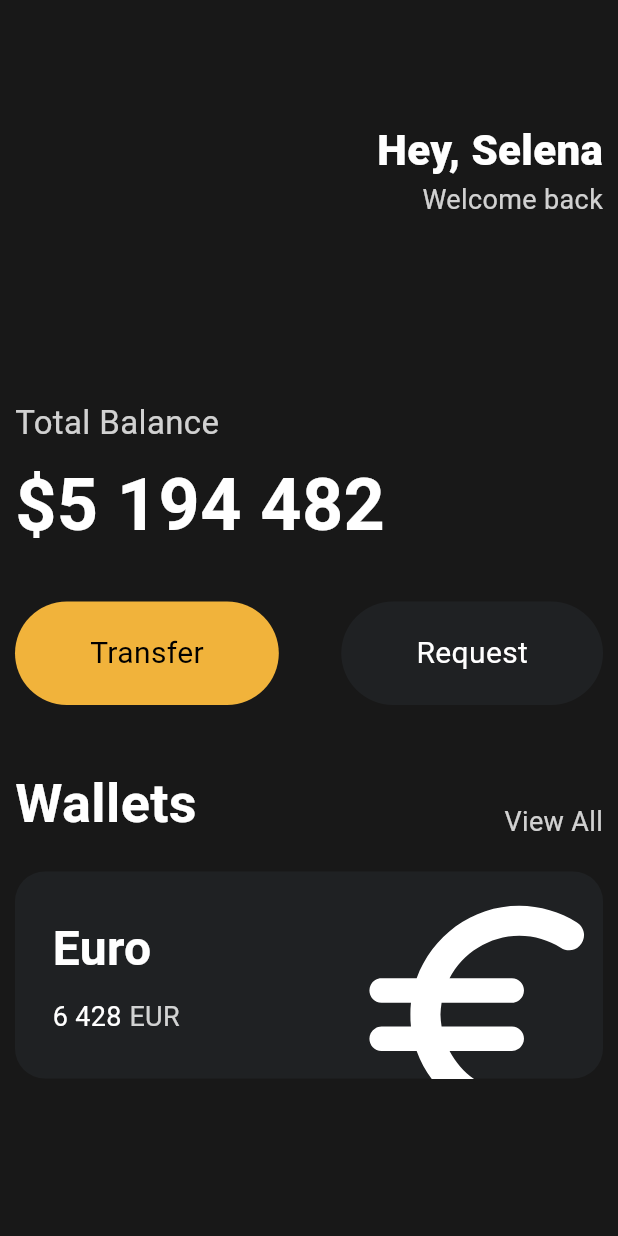
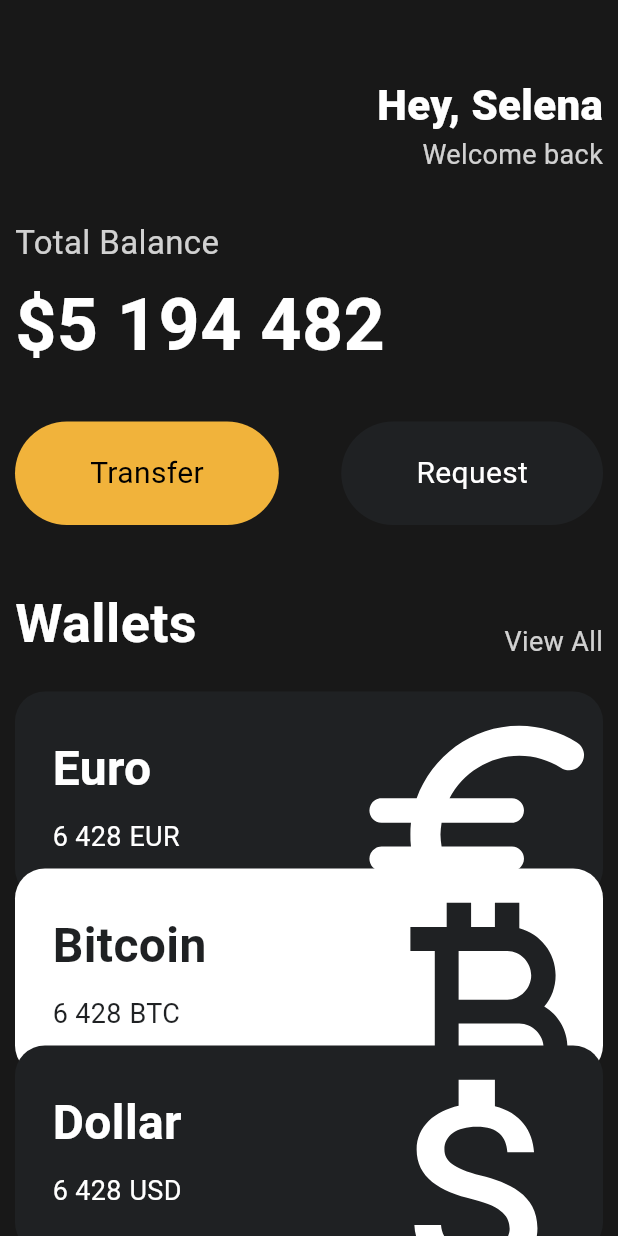
Before and after one commit to janghos/flutter_webtoon, a Flutter app: the screen it shows after launch, on a phone screen of 412 x 824 dp. Run offline on Flutter 3.47's test engine with Material 3 defaults, Android fonts, the phone set to English and light mode, and no system bars; missing offline and left inert: dart:ffi.

Commit message:
[feat] add currency_card custom weight

```diff
--- a/lib/main.dart
+++ b/lib/main.dart
@@ -1,5 +1,6 @@
 import 'package:flutter/material.dart';
 import 'package:toonflix/widget/button.dart';
+import 'package:toonflix/widget/currency_card.dart';
 
 const taxAmount = 15;
 const priceAmount = 30;
@@ -26,12 +27,13 @@ class App extends StatelessWidget {
     return MaterialApp(
       home: Scaffold(
         backgroundColor: const Color(0xFF181818),
-      body: Padding(
+        body: SingleChildScrollView(
+            child: Padding(
                 padding: const EdgeInsets.symmetric(horizontal: 10),
                 child: Column(
                     crossAxisAlignment: CrossAxisAlignment.start,
                     children: [
-              const SizedBox(height: 80),
+                      const SizedBox(height: 50),
                       Row(
                         mainAxisAlignment: MainAxisAlignment.end,
                         children: [
@@ -54,7 +56,7 @@ class App extends StatelessWidget {
                         ],
                       ),
                       const SizedBox(
-                height: 120,
+                        height: 30,
                       ),
                       Text(
                         'Total Balance',
@@ -106,77 +108,35 @@ class App extends StatelessWidget {
                           Text(
                             'View All',
                             style: TextStyle(
-                        color: Colors.white.withOpacity(0.8), fontSize: 18),
+                                color: Colors.white.withOpacity(0.8),
+                                fontSize: 18),
                           ),
                         ],
                       ),
                       const SizedBox(height: 20),
-              Container(
-                  clipBehavior: Clip.hardEdge,
-                  decoration: BoxDecoration(
-                    color: const Color(0xFF1F2123),
-                    borderRadius: BorderRadius.circular(20),
+                      const CurrencyCard(
+                          yOffset: 0,
+                          isInverted: true,
+                          name: "Euro",
+                          code: "EUR",
+                          amount: "6 428",
+                          icon: Icons.euro_rounded),
+                      const CurrencyCard(
+                          yOffset: -20,
+                          isInverted: false,
+                          name: "Bitcoin",
+                          code: "BTC",
+                          amount: "6 428",
+                          icon: Icons.currency_bitcoin),
+                      const CurrencyCard(
+                          yOffset: -40,
+                          isInverted: true,
+                          name: "Dollar",
+                          code: "USD",
+                          amount: "6 428",
+                          icon: Icons.attach_money),
+                    ]))),
       ),
-                  child: Padding(
-                    padding: const EdgeInsets.all(25),
-                    child: Row(
-                      mainAxisAlignment: MainAxisAlignment.spaceBetween,
-                      children: [
-                        Column(
-                          crossAxisAlignment: CrossAxisAlignment.start,
-                          children: [
-                            const Text(
-                              'Euro',
-                              style: TextStyle(
-                                color: Colors.white,
-                                fontSize: 32,
-                                fontWeight: FontWeight.w600,
-                              ),
-                            ),
-                            const SizedBox(
-                              height: 10,
-                            ),
-                            Row(
-                              children: [
-                                const Text(
-                                  '6 428',
-                                  style: TextStyle(
-                                    color: Colors.white,
-                                    fontSize: 18,
-                                  ),
-                                ),
-                                const SizedBox(
-                                  width: 5,
-                                ),
-                                Text(
-                                  'EUR',
-                                  style: TextStyle(
-                                    color: Colors.white.withOpacity(
-                                      0.8,
-                                    ),
-                                    fontSize: 18,
-                                  ),
-                                ),
-                              ],
-                            )
-                          ],
-                        ),
-                        Transform.scale(
-                          scale: 2.2,
-                          child: Transform.translate(
-                            offset: const Offset(-5, 12),
-                            child: const Icon(
-                              Icons.euro_rounded,
-                              color: Colors.white,
-                              size: 88,
-                            ),
-                          ),
-                        )
-                      ],
-                    ),
-                  ))
-            ],
-          )),
-    ));
+    );
   }
 }
--- /dev/null
+++ b/lib/widget/currency_card.dart
@@ -0,0 +1,90 @@
+import 'dart:ffi';
+
+import 'package:flutter/material.dart';
+
+class CurrencyCard extends StatelessWidget {
+  final String name, code, amount;
+  final IconData icon;
+  final double yOffset;
+  final bool isInverted;
+
+  final blackColor = const Color(0xFF1F2123);
+  final whiteColor = Colors.white;
+  const CurrencyCard(
+      {super.key,
+      required this.yOffset,
+      required this.name,
+      required this.code,
+      required this.amount,
+      required this.isInverted,
+      required this.icon});
+
+  @override
+  Widget build(BuildContext context) {
+    return Transform.translate(
+      offset: Offset(0, yOffset),
+      child: Container(
+          clipBehavior: Clip.hardEdge,
+          decoration: BoxDecoration(
+            color: isInverted ? blackColor : whiteColor,
+            borderRadius: BorderRadius.circular(20),
+          ),
+          child: Padding(
+            padding: const EdgeInsets.all(25),
+            child: Row(
+              mainAxisAlignment: MainAxisAlignment.spaceBetween,
+              children: [
+                Column(
+                  crossAxisAlignment: CrossAxisAlignment.start,
+                  children: [
+                    Text(
+                      name,
+                      style: TextStyle(
+                        color: isInverted ? whiteColor : blackColor,
+                        fontSize: 32,
+                        fontWeight: FontWeight.w600,
+                      ),
+                    ),
+                    const SizedBox(
+                      height: 10,
+                    ),
+                    Row(
+                      children: [
+                        Text(
+                          amount,
+                          style: TextStyle(
+                            color: isInverted ? whiteColor : blackColor,
+                            fontSize: 18,
+                          ),
+                        ),
+                        const SizedBox(
+                          width: 5,
+                        ),
+                        Text(
+                          code,
+                          style: TextStyle(
+                            color: isInverted ? whiteColor : blackColor,
+                            fontSize: 18,
+                          ),
+                        ),
+                      ],
+                    )
+                  ],
+                ),
+                Transform.scale(
+                  scale: 2.2,
+                  child: Transform.translate(
+                    offset: const Offset(-5, 12),
+                    child: Icon(
+                      icon,
+                      color: isInverted ? whiteColor : blackColor,
+                      size: 88,
+                    ),
+                  ),
+                )
+              ],
+            ),
+          )),
+    );
+  }
+}
```
Lines whose indentation alone changed are shown as unchanged.
